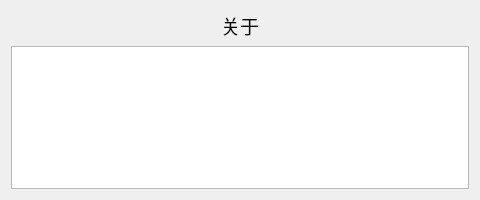
First picture: the form in bilianalyzer/ui/about_window.ui, repository XTZ206/BiliAnalyzer, before the edit.
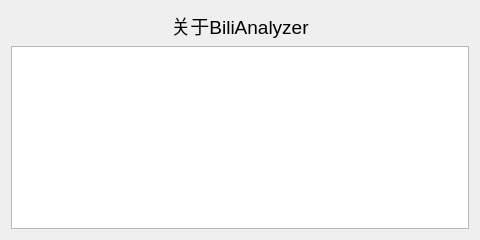
Second picture: the form after the edit. Icons and pictures are not drawn.

Commit message: fix: 修复关于窗口过小的问题

The edit to the form file:
```diff
--- a/bilianalyzer/ui/about_window.ui
+++ b/bilianalyzer/ui/about_window.ui
@@ -7,19 +7,19 @@
     <x>0</x>
     <y>0</y>
     <width>480</width>
-    <height>200</height>
+    <height>240</height>
    </rect>
   </property>
   <property name="minimumSize">
    <size>
     <width>480</width>
-    <height>200</height>
+    <height>240</height>
    </size>
   </property>
   <property name="maximumSize">
    <size>
     <width>480</width>
-    <height>200</height>
+    <height>240</height>
    </size>
   </property>
   <property name="contextMenuPolicy">
@@ -41,7 +41,7 @@
       </font>
      </property>
      <property name="text">
-      <string>关于</string>
+      <string>关于BiliAnalyzer</string>
      </property>
      <property name="alignment">
       <set>Qt::AlignCenter</set>
```
Left out of the diff: 4 changed lines with no effect on the pictures. The commit also changes 1 other file.
